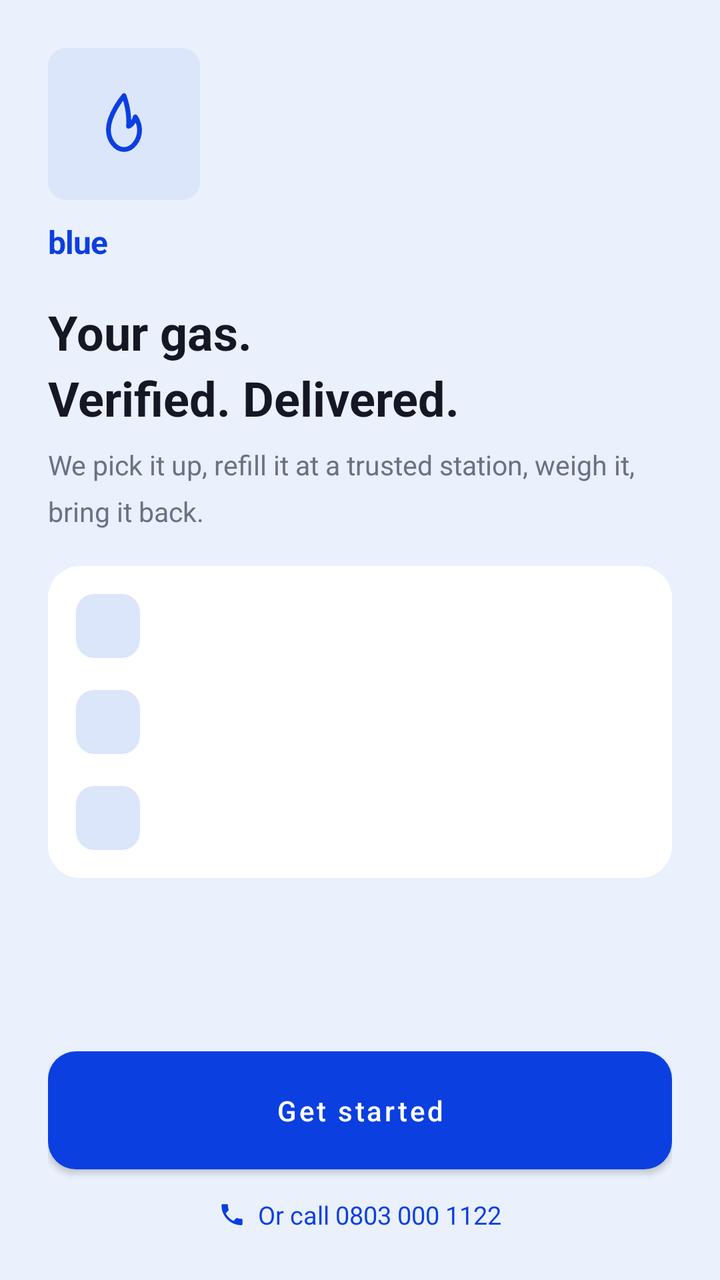
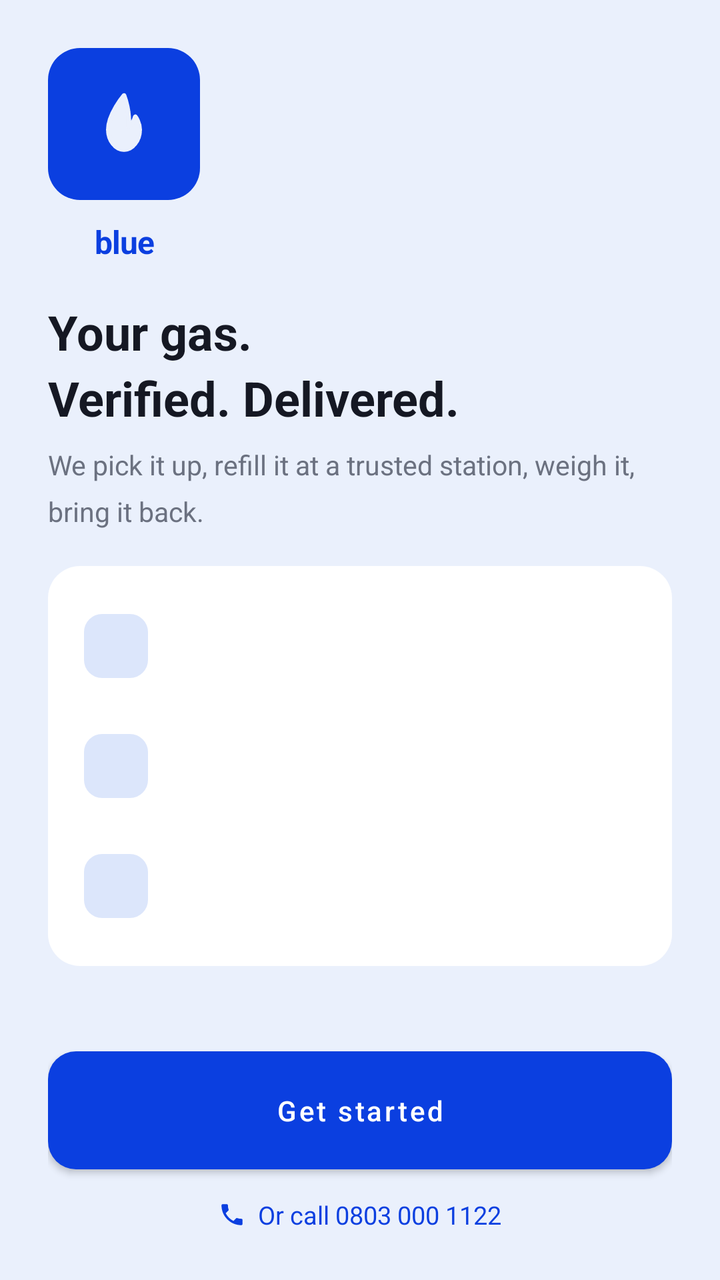

An Android layout rendered at two revisions. The XML below is the earlier revision; the diff shows what the commit changed to produce the second picture.
<!-- AndroidManifest.xml: application theme Theme.Blue -->
<!-- res/layout/view_onboarding.xml -->
<?xml version="1.0" encoding="utf-8"?>
<ScrollView xmlns:android="http://schemas.android.com/apk/res/android"
    android:layout_width="match_parent"
    android:layout_height="match_parent"
    android:background="@color/bg"
    android:fillViewport="true">

    <LinearLayout
        android:layout_width="match_parent"
        android:layout_height="wrap_content"
        android:orientation="vertical"
        android:padding="24dp">

        <LinearLayout
            android:layout_width="76dp"
            android:layout_height="76dp"
            android:background="@drawable/bg_icon_chip"
            android:gravity="center">

            <ImageView
                android:layout_width="34dp"
                android:layout_height="34dp"
                android:src="@drawable/ic_flame"
                android:tint="@color/accent" />
        </LinearLayout>

        <TextView
            android:layout_width="wrap_content"
            android:layout_height="wrap_content"
            android:layout_marginTop="10dp"
            android:text="blue"
            android:textColor="@color/accent"
            android:textSize="16sp"
            android:textStyle="bold"
            android:letterSpacing="-0.02" />

        <TextView
            android:layout_width="wrap_content"
            android:layout_height="wrap_content"
            android:layout_marginTop="18dp"
            android:text="Your gas.\nVerified. Delivered."
            android:textColor="@color/ink"
            android:textSize="24sp"
            android:textStyle="bold"
            android:lineSpacingMultiplier="1.15" />

        <TextView
            android:layout_width="match_parent"
            android:layout_height="wrap_content"
            android:layout_marginTop="8dp"
            android:text="We pick it up, refill it at a trusted station, weigh it, bring it back."
            android:textColor="@color/muted"
            android:textSize="13.5sp"
            android:lineSpacingMultiplier="1.4" />

        <LinearLayout
            android:layout_width="match_parent"
            android:layout_height="wrap_content"
            android:layout_marginTop="18dp"
            android:orientation="vertical"
            android:background="@drawable/bg_card"
            android:padding="6dp">

            <include layout="@layout/row_feature"
                android:id="@+id/featureVerified" />
            <include layout="@layout/row_feature"
                android:id="@+id/featureWeighed" />
            <include layout="@layout/row_feature"
                android:id="@+id/featureLoaner" />

        </LinearLayout>

        <View
            android:layout_width="0dp"
            android:layout_height="0dp"
            android:layout_weight="1"
            android:layout_marginTop="18dp" />

        <Button
            android:id="@+id/btnGetStarted"
            android:layout_width="match_parent"
            android:layout_height="wrap_content"
            android:background="@drawable/btn_accent"
            android:text="Get started"
            android:textColor="@color/white"
            android:textAllCaps="false"
            android:textSize="14sp"
            android:paddingTop="14dp"
            android:paddingBottom="14dp" />

        <LinearLayout
            android:layout_width="match_parent"
            android:layout_height="wrap_content"
            android:layout_marginTop="14dp"
            android:orientation="horizontal"
            android:gravity="center"
            android:clickable="true"
            android:focusable="true"
            android:id="@+id/tvCallOnboarding">

            <ImageView
                android:layout_width="14dp"
                android:layout_height="14dp"
                android:src="@drawable/ic_phone"
                android:tint="@color/accent" />

            <TextView
                android:layout_width="wrap_content"
                android:layout_height="wrap_content"
                android:layout_marginStart="6dp"
                android:text="Or call 0803 000 1122"
                android:textColor="@color/accent"
                android:textSize="12.5sp" />
        </LinearLayout>

    </LinearLayout>
</ScrollView>
<!-- res/layout/row_feature.xml (included above) -->
<?xml version="1.0" encoding="utf-8"?>
<LinearLayout xmlns:android="http://schemas.android.com/apk/res/android"
    android:layout_width="match_parent"
    android:layout_height="wrap_content"
    android:orientation="horizontal"
    android:gravity="center_vertical"
    android:padding="8dp">

    <LinearLayout
        android:layout_width="32dp"
        android:layout_height="32dp"
        android:background="@drawable/bg_icon_chip"
        android:gravity="center">

        <ImageView
            android:id="@+id/featureIcon"
            android:layout_width="16dp"
            android:layout_height="16dp"
            android:tint="@color/accent" />
    </LinearLayout>

    <LinearLayout
        android:layout_width="0dp"
        android:layout_height="wrap_content"
        android:layout_weight="1"
        android:layout_marginStart="12dp"
        android:orientation="vertical">

        <TextView
            android:id="@+id/featureTitle"
            android:layout_width="wrap_content"
            android:layout_height="wrap_content"
            android:textColor="@color/ink"
            android:textSize="12.5sp"
            android:textStyle="bold" />

        <TextView
            android:id="@+id/featureSubtitle"
            android:layout_width="wrap_content"
            android:layout_height="wrap_content"
            android:textColor="@color/muted_icon"
            android:textSize="11sp" />

    </LinearLayout>
</LinearLayout>
<!-- resources referenced by this layout -->
<resources>
  <color name="accent">#0B3FE0</color>
  <color name="bg">#EAF0FC</color>
  <color name="ink">#151823</color>
  <color name="muted">#6B7180</color>
  <color name="muted_icon">#9095A3</color>
  <color name="white">#FFFFFF</color>
  <!-- drawable bg_card (drawable) -->
  <?xml version="1.0" encoding="utf-8"?>
  <shape xmlns:android="http://schemas.android.com/apk/res/android">
      <solid android:color="@color/card" />
      <corners android:radius="16dp" />
  </shape>
  <!-- drawable bg_icon_chip (drawable) -->
  <?xml version="1.0" encoding="utf-8"?>
  <shape xmlns:android="http://schemas.android.com/apk/res/android">
      <solid android:color="@color/accent_soft" />
      <corners android:radius="9dp" />
  </shape>
  <!-- drawable btn_accent (drawable) -->
  <?xml version="1.0" encoding="utf-8"?>
  <shape xmlns:android="http://schemas.android.com/apk/res/android">
      <solid android:color="@color/accent" />
      <corners android:radius="14dp" />
  </shape>
  <!-- drawable ic_flame (drawable) -->
  <vector xmlns:android="http://schemas.android.com/apk/res/android"
      android:width="24dp" android:height="24dp"
      android:viewportWidth="24" android:viewportHeight="24">
      <path
          android:pathData="M12,2C12,2 6.5,8.5 6.5,14C6.5,17.87 9.13,21 12,21C14.87,21 17.5,17.87 17.5,14C17.5,11.5 16,9.5 16,9.5C16,9.5 15.3,12.2 13.6,12.8C13.6,12.8 14.2,8 12,2Z"
          android:strokeColor="#FF000000"
          android:strokeWidth="1.7"
          android:fillColor="#00000000"
          android:strokeLineCap="round"
          android:strokeLineJoin="round" />
  </vector>
  <!-- drawable ic_phone (drawable) -->
  <vector xmlns:android="http://schemas.android.com/apk/res/android"
      android:width="24dp" android:height="24dp"
      android:viewportWidth="24" android:viewportHeight="24">
      <path
          android:fillColor="#FF000000"
          android:pathData="M6.62,10.79C8.06,13.62 10.38,15.93 13.21,17.38L15.41,15.18C15.68,14.91 16.08,14.82 16.43,14.94C17.55,15.31 18.76,15.51 20,15.51C20.55,15.51 21,15.96 21,16.51V20C21,20.55 20.55,21 20,21C10.61,21 3,13.39 3,4C3,3.45 3.45,3 4,3H7.5C8.05,3 8.5,3.45 8.5,4C8.5,5.25 8.7,6.45 9.07,7.57C9.18,7.92 9.1,8.31 8.82,8.59L6.62,10.79Z" />
  </vector>
  <style name="Theme.Blue" parent="Theme.MaterialComponents.Light.NoActionBar">
          <item name="colorPrimary">@color/accent</item>
          <item name="colorPrimaryDark">@color/bg</item>
          <item name="colorAccent">@color/accent</item>
          <item name="android:windowBackground">@color/bg</item>
          <item name="android:statusBarColor">@color/bg</item>
          <item name="android:windowLightStatusBar">true</item>
      </style>
  <color name="card">#FFFFFF</color>
  <color name="accent_soft">#DCE6FB</color>
</resources>

<!-- the commit's change to res/layout/view_onboarding.xml (unified diff, before → after) -->
@@ -8,30 +8,32 @@
     <LinearLayout
         android:layout_width="match_parent"
         android:layout_height="wrap_content"
+        android:minHeight="match_parent"
         android:orientation="vertical"
         android:padding="24dp">
 
         <LinearLayout
             android:layout_width="76dp"
             android:layout_height="76dp"
-            android:background="@drawable/bg_icon_chip"
+            android:background="@drawable/bg_icon_chip_accent"
             android:gravity="center">
 
             <ImageView
                 android:layout_width="34dp"
                 android:layout_height="34dp"
-                android:src="@drawable/ic_flame"
-                android:tint="@color/accent" />
+                android:src="@drawable/ic_flame" />
         </LinearLayout>
 
         <TextView
-            android:layout_width="wrap_content"
+            android:layout_width="76dp"
             android:layout_height="wrap_content"
             android:layout_marginTop="10dp"
             android:text="blue"
             android:textColor="@color/accent"
             android:textSize="16sp"
             android:textStyle="bold"
+            android:gravity="center"
+            android:textAlignment="center"
             android:letterSpacing="-0.02" />
 
         <TextView
@@ -59,7 +61,7 @@
             android:layout_marginTop="18dp"
             android:orientation="vertical"
             android:background="@drawable/bg_card"
-            android:padding="6dp">
+            android:padding="10dp">
 
             <include layout="@layout/row_feature"
                 android:id="@+id/featureVerified" />
@@ -122,7 +124,10 @@
     android:layout_height="wrap_content"
     android:orientation="horizontal"
     android:gravity="center_vertical"
-    android:padding="8dp">
+    android:paddingStart="8dp"
+    android:paddingEnd="8dp"
+    android:paddingTop="14dp"
+    android:paddingBottom="14dp">
 
     <LinearLayout
         android:layout_width="32dp"
<!-- resource entries referenced after the edit -->
@@ -18,6 +18,12 @@
       <solid android:color="@color/accent_soft" />
       <corners android:radius="9dp" />
   </shape>
+  <!-- drawable bg_icon_chip_accent (drawable) -->
+  <?xml version="1.0" encoding="utf-8"?>
+  <shape xmlns:android="http://schemas.android.com/apk/res/android">
+      <solid android:color="@color/accent" />
+      <corners android:radius="16dp" />
+  </shape>
   <!-- drawable btn_accent (drawable) -->
   <?xml version="1.0" encoding="utf-8"?>
   <shape xmlns:android="http://schemas.android.com/apk/res/android">
@@ -30,9 +36,9 @@
       android:viewportWidth="24" android:viewportHeight="24">
       <path
           android:pathData="M12,2C12,2 6.5,8.5 6.5,14C6.5,17.87 9.13,21 12,21C14.87,21 17.5,17.87 17.5,14C17.5,11.5 16,9.5 16,9.5C16,9.5 15.3,12.2 13.6,12.8C13.6,12.8 14.2,8 12,2Z"
-          android:strokeColor="#FF000000"
+          android:fillColor="@color/bg"
+          android:strokeColor="@color/bg"
           android:strokeWidth="1.7"
-          android:fillColor="#00000000"
           android:strokeLineCap="round"
           android:strokeLineJoin="round" />
   </vector>
